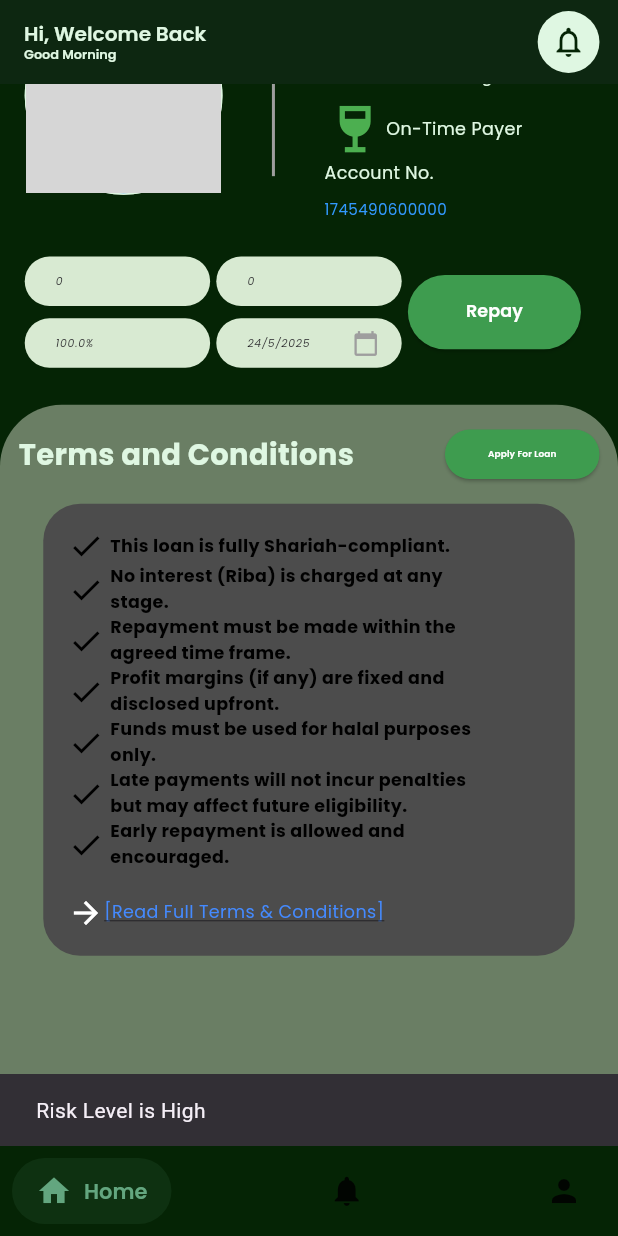
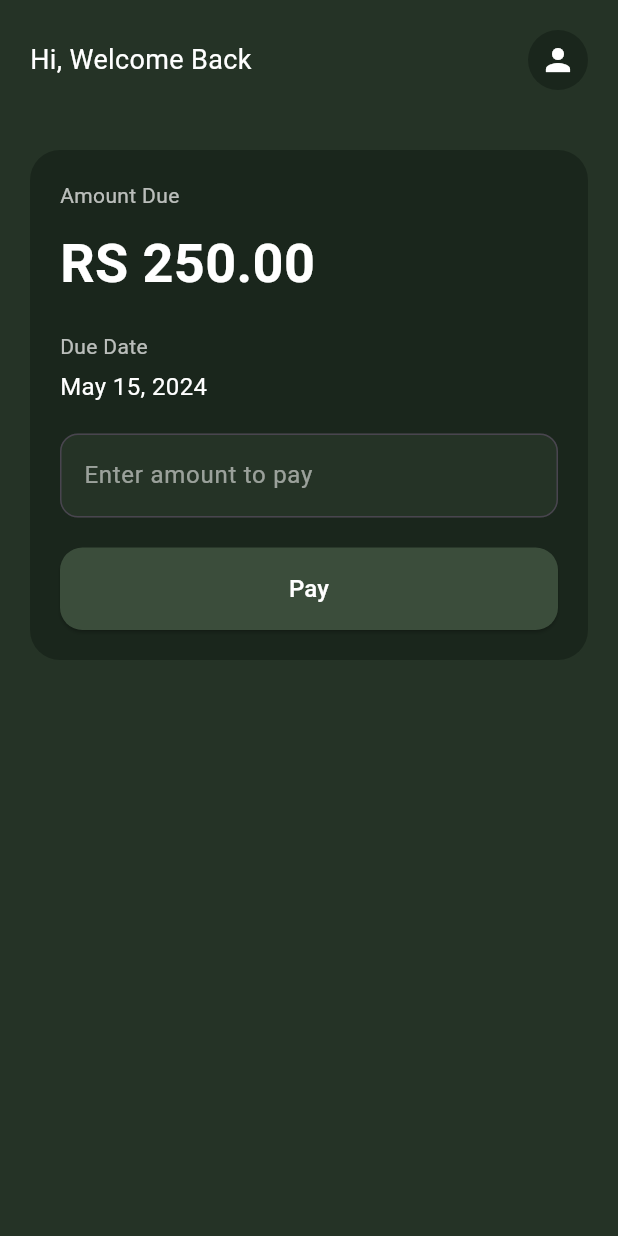
Before and after one commit to iimranirshad/kareempay, a Flutter app: the screen it shows once a user with an empty profile is signed in, scrolled down 91 dp, after a tap on "Repay", on a phone screen of 412 x 824 dp. Run offline on Flutter 3.47's test engine with Material 3 defaults, Android fonts, the phone set to English and light mode, and no system bars; drawn by our look-alikes of circular_profile_avatar, salomon_bottom_bar; our stand-ins replace cloud_firestore, file_picker, firebase_auth, firebase_core, firebase_storage, google_fonts and 7 more; accounts and stored records are empty; grey boxes are pictures that could not be loaded.

Commit message:
payment screen added

```diff
--- a/lib/Screens/home_screen.dart
+++ b/lib/Screens/home_screen.dart
@@ -8,6 +8,7 @@ import 'package:karim_pay/Screens/ijara_screen.dart';
 import 'package:karim_pay/Screens/mudarabah_screen.dart';
 import 'package:karim_pay/Screens/murabaha_screen.dart';
 import 'package:karim_pay/Screens/notification_screen.dart';
+import 'package:karim_pay/Screens/payment_screen.dart';
 import 'package:karim_pay/Screens/qard_hasan_screen.dart';
 import 'package:karim_pay/Screens/termsAndConditions_Screen.dart';
 import 'package:karim_pay/Widgets/filter_search.dart';
@@ -361,9 +362,11 @@ class _HomeScreenState extends State<HomeScreen> {
                   ),
                   FilterSearchButton(
                       onPressed: () {
-                        ScaffoldMessenger.of(context).showSnackBar(
-                          SnackBar(content: Text('Risk Level is High')),
-                        );
+                        Navigator.push(
+                            context,
+                            MaterialPageRoute(
+                              builder: (context) => PaymentScreen(),
+                            ));
                       },
                       height: 6.h,
                       width: 28.w,
--- /dev/null
+++ b/lib/Screens/payment_screen.dart
@@ -0,0 +1,131 @@
+import 'package:flutter/material.dart';
+
+class PaymentScreen extends StatefulWidget {
+  const PaymentScreen({super.key});
+
+  @override
+  State<PaymentScreen> createState() => _PaymentScreenState();
+}
+
+class _PaymentScreenState extends State<PaymentScreen> {
+  final TextEditingController _amountController = TextEditingController();
+  final double _dueAmount = 250.00;
+
+  final _formKey = GlobalKey<FormState>();
+
+  void _handlePay() {
+    if (_formKey.currentState!.validate()) {
+      Navigator.pop(context); // Close the screen
+      ScaffoldMessenger.of(context).showSnackBar(
+        const SnackBar(content: Text('Payment Successful')),
+      );
+    }
+  }
+
+  @override
+  Widget build(BuildContext context) {
+    return Scaffold(
+      backgroundColor: const Color(0xFF253326),
+      body: SafeArea(
+        child: Padding(
+          padding: const EdgeInsets.all(20.0),
+          child: Column(
+            crossAxisAlignment: CrossAxisAlignment.start,
+            children: [
+              const Row(
+                mainAxisAlignment: MainAxisAlignment.spaceBetween,
+                children: [
+                  Text(
+                    "Hi, Welcome Back",
+                    style: TextStyle(color: Colors.white, fontSize: 18),
+                  ),
+                  CircleAvatar(
+                    radius: 20,
+                    backgroundColor: Color(0xFF1A261C),
+                    child: Icon(Icons.person, color: Colors.white),
+                  ),
+                ],
+              ),
+              const SizedBox(height: 40),
+              Container(
+                padding: const EdgeInsets.all(20),
+                decoration: BoxDecoration(
+                  color: const Color(0xFF1A261C),
+                  borderRadius: BorderRadius.circular(20),
+                ),
+                child: Column(
+                  crossAxisAlignment: CrossAxisAlignment.start,
+                  children: [
+                    const Text("Amount Due",
+                        style: TextStyle(color: Colors.white70)),
+                    const SizedBox(height: 10),
+                    Text("RS ${_dueAmount.toStringAsFixed(2)}",
+                        style: const TextStyle(
+                            color: Colors.white,
+                            fontSize: 36,
+                            fontWeight: FontWeight.bold)),
+                    const SizedBox(height: 20),
+                    const Text("Due Date",
+                        style: TextStyle(color: Colors.white70)),
+                    const SizedBox(height: 5),
+                    const Text("May 15, 2024",
+                        style: TextStyle(color: Colors.white, fontSize: 16)),
+                    const SizedBox(height: 20),
+                    Form(
+                      key: _formKey,
+                      child: TextFormField(
+                        controller: _amountController,
+                        keyboardType: TextInputType.number,
+                        style: const TextStyle(color: Colors.white),
+                        decoration: InputDecoration(
+                          filled: true,
+                          fillColor: const Color(0xFF253326),
+                          hintText: 'Enter amount to pay',
+                          hintStyle: const TextStyle(color: Colors.white54),
+                          border: OutlineInputBorder(
+                              borderRadius: BorderRadius.circular(12)),
+                        ),
+                        validator: (value) {
+                          if (value == null || value.isEmpty) {
+                            return 'Please enter an amount';
+                          }
+                          final double? enteredAmount = double.tryParse(value);
+                          if (enteredAmount == null) {
+                            return 'Enter a valid number';
+                          }
+                          if (enteredAmount <= 0) {
+                            return 'Amount must be greater than zero';
+                          }
+                          if (enteredAmount > _dueAmount) {
+                            return 'Cannot exceed due amount (\$${_dueAmount.toStringAsFixed(2)})';
+                          }
+                          return null;
+                        },
+                      ),
+                    ),
+                    const SizedBox(height: 20),
+                    SizedBox(
+                      width: double.infinity,
+                      child: ElevatedButton(
+                        onPressed: _handlePay,
+                        style: ElevatedButton.styleFrom(
+                          backgroundColor: const Color(0xFF3B4D3B),
+                          padding: const EdgeInsets.symmetric(vertical: 16),
+                          shape: RoundedRectangleBorder(
+                              borderRadius: BorderRadius.circular(15)),
+                        ),
+                        child: const Text("Pay",
+                            style:
+                                TextStyle(fontSize: 16, color: Colors.white)),
+                      ),
+                    ),
+                  ],
+                ),
+              ),
+            ],
+          ),
+        ),
+      ),
+    );
+  }
+}
```
Also changed, not shown: 1 other file.
